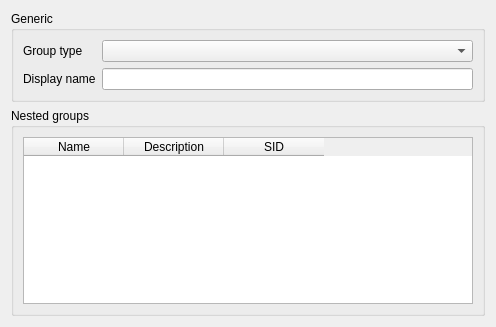
Qt form agent/src/clacks/agent/data/templates/default/group-samba.ui (gonicus/clacks) before a commit.
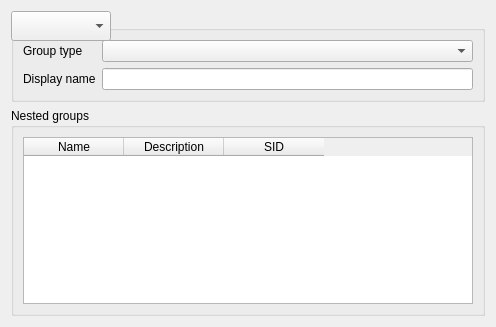
The same form after that commit. Icons and pictures are not drawn.

Commit message: Added domain name for samba group tab

Diff of the .ui file:
```diff
--- a/agent/src/clacks/agent/data/templates/default/group-samba.ui
+++ b/agent/src/clacks/agent/data/templates/default/group-samba.ui
@@ -46,6 +46,16 @@
         <item row="1" column="1">
          <widget class="QLineEdit" name="displayNameEdit"/>
         </item>
+        <item row="0" column="2">
+         <widget class="QLabel" name="sambaDomainNameLabel">
+          <property name="text">
+           <string>Domain</string>
+          </property>
+         </widget>
+        </item>
+        <item row="0" column="2">
+         <widget class="QComboBox" name="sambaDomainNameEdit"/>
+        </item>
        </layout>
       </item>
      </layout>
```
Left out of the diff: 6 changed lines with no effect on the pictures. The commit also changes 1 other file.
